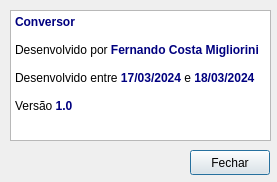
Above: fm_sobre.ui from fercosmig/Conversor_ before the change. Below: the same form after it.
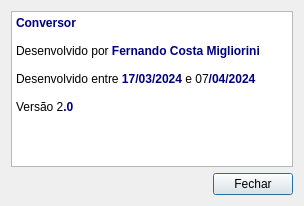
That is the form after the change. Icons and pictures are not drawn.

```diff
--- a/fm_sobre.ui
+++ b/fm_sobre.ui
@@ -6,22 +6,20 @@
    <rect>
     <x>0</x>
     <y>0</y>
-    <width>277</width>
-    <height>182</height>
+    <width>304</width>
+    <height>206</height>
    </rect>
   </property>
   <property name="windowTitle">
    <string>Sobre o Conversor</string>
   </property>
+  <property name="windowIcon">
+   <iconset resource="resource_files.qrc">
+    <normaloff>:/images/images/icone.png</normaloff>:/images/images/icone.png</iconset>
+  </property>
+  <layout class="QGridLayout" name="gridLayout">
+   <item row="0" column="0">
   <widget class="QTextBrowser" name="textBrowser">
-   <property name="geometry">
-    <rect>
-     <x>10</x>
-     <y>10</y>
-     <width>261</width>
-     <height>131</height>
-    </rect>
-   </property>
    <property name="html">
     <string>&lt;!DOCTYPE HTML PUBLIC &quot;-//W3C//DTD HTML 4.0//EN&quot; &quot;http://www.w3.org/TR/REC-html40/strict.dtd&quot;&gt;
 &lt;html&gt;&lt;head&gt;&lt;meta name=&quot;qrichtext&quot; content=&quot;1&quot; /&gt;&lt;meta charset=&quot;utf-8&quot; /&gt;&lt;style type=&quot;text/css&quot;&gt;
@@ -34,24 +32,37 @@
 &lt;p style=&quot;-qt-paragraph-type:empty; margin-top:0px; margin-bottom:0px; margin-left:0px; margin-right:0px; -qt-block-indent:0; text-indent:0px;&quot;&gt;&lt;br /&gt;&lt;/p&gt;
 &lt;p style=&quot; margin-top:0px; margin-bottom:0px; margin-left:0px; margin-right:0px; -qt-block-indent:0; text-indent:0px;&quot;&gt;Desenvolvido por &lt;span style=&quot; font-weight:700; color:#00007f;&quot;&gt;Fernando Costa Migliorini&lt;/span&gt;&lt;/p&gt;
 &lt;p style=&quot;-qt-paragraph-type:empty; margin-top:0px; margin-bottom:0px; margin-left:0px; margin-right:0px; -qt-block-indent:0; text-indent:0px;&quot;&gt;&lt;br /&gt;&lt;/p&gt;
-&lt;p style=&quot; margin-top:0px; margin-bottom:0px; margin-left:0px; margin-right:0px; -qt-block-indent:0; text-indent:0px;&quot;&gt;Desenvolvido entre &lt;span style=&quot; font-weight:700; color:#00007f;&quot;&gt;17/03/2024&lt;/span&gt; e &lt;span style=&quot; font-weight:700; color:#00007f;&quot;&gt;18/03/2024&lt;/span&gt;&lt;/p&gt;
+&lt;p style=&quot; margin-top:0px; margin-bottom:0px; margin-left:0px; margin-right:0px; -qt-block-indent:0; text-indent:0px;&quot;&gt;Desenvolvido entre &lt;span style=&quot; font-weight:700; color:#00007f;&quot;&gt;17/03/2024&lt;/span&gt; e 07&lt;span style=&quot; font-weight:700; color:#00007f;&quot;&gt;/04/2024&lt;/span&gt;&lt;/p&gt;
 &lt;p style=&quot;-qt-paragraph-type:empty; margin-top:0px; margin-bottom:0px; margin-left:0px; margin-right:0px; -qt-block-indent:0; text-indent:0px;&quot;&gt;&lt;br /&gt;&lt;/p&gt;
-&lt;p style=&quot; margin-top:0px; margin-bottom:0px; margin-left:0px; margin-right:0px; -qt-block-indent:0; text-indent:0px;&quot;&gt;Versão &lt;span style=&quot; font-weight:700; color:#00007f;&quot;&gt;1.0&lt;/span&gt;&lt;/p&gt;&lt;/body&gt;&lt;/html&gt;</string>
-   </property>
-  </widget>
+&lt;p style=&quot; margin-top:0px; margin-bottom:0px; margin-left:0px; margin-right:0px; -qt-block-indent:0; text-indent:0px;&quot;&gt;Versão 2&lt;span style=&quot; font-weight:700; color:#00007f;&quot;&gt;.0&lt;/span&gt;&lt;/p&gt;&lt;/body&gt;&lt;/html&gt;</string>
+     </property>
+    </widget>
+   </item>
+   <item row="1" column="0">
+    <layout class="QHBoxLayout" name="horizontalLayout">
+     <item>
+      <spacer name="horizontalSpacer">
+       <property name="orientation">
+        <enum>Qt::Horizontal</enum>
+       </property>
+       <property name="sizeHint" stdset="0">
+        <size>
+         <width>40</width>
+         <height>20</height>
+        </size>
+       </property>
+      </spacer>
+     </item>
+     <item>
   <widget class="QPushButton" name="pushButton_fechar">
-   <property name="geometry">
-    <rect>
-     <x>190</x>
-     <y>150</y>
-     <width>80</width>
-     <height>25</height>
-    </rect>
-   </property>
    <property name="text">
     <string>Fechar</string>
    </property>
   </widget>
+     </item>
+    </layout>
+   </item>
+  </layout>
  </widget>
  <resources/>
  <connections/>
```
Left out of the diff: 4 changed lines with no effect on the pictures. Lines whose indentation alone changed are shown as unchanged.
